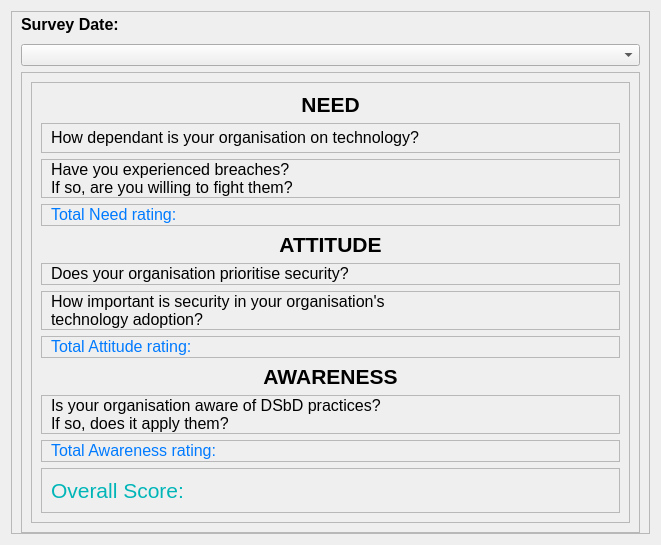
Old version of the form src/ui_design/scores.ui in the repository mikukula/SAT.
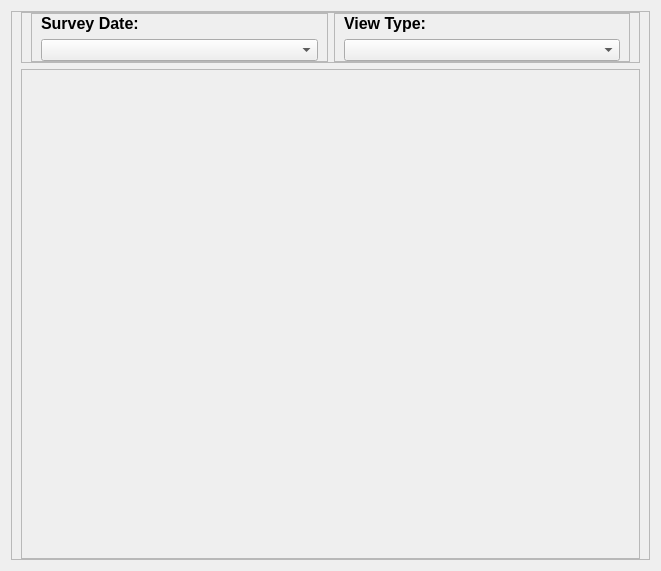
New version of the form.

Commit message: basic score graph functionality added

The edit to the form file:
```diff
--- a/src/ui_design/scores.ui
+++ b/src/ui_design/scores.ui
@@ -7,7 +7,7 @@
     <x>0</x>
     <y>0</y>
     <width>661</width>
-    <height>545</height>
+    <height>565</height>
    </rect>
   </property>
   <property name="windowTitle">
@@ -30,17 +30,87 @@
        <number>0</number>
       </property>
       <item>
-       <widget class="QLabel" name="label_13">
-        <property name="text">
-         <string>&lt;html&gt;&lt;head/&gt;&lt;body&gt;&lt;p&gt;&lt;span style=&quot; font-size:12pt; font-weight:600;&quot;&gt;Survey Date:&lt;/span&gt;&lt;/p&gt;&lt;/body&gt;&lt;/html&gt;</string>
+       <widget class="QFrame" name="menu_frame">
+        <property name="frameShape">
+         <enum>QFrame::StyledPanel</enum>
         </property>
+        <property name="frameShadow">
+         <enum>QFrame::Raised</enum>
+        </property>
+        <layout class="QHBoxLayout" name="horizontalLayout_11">
+         <property name="topMargin">
+          <number>0</number>
+         </property>
+         <property name="bottomMargin">
+          <number>0</number>
+         </property>
+         <item>
+          <widget class="QFrame" name="frame_14">
+           <property name="frameShape">
+            <enum>QFrame::StyledPanel</enum>
+           </property>
+           <property name="frameShadow">
+            <enum>QFrame::Raised</enum>
+           </property>
+           <layout class="QVBoxLayout" name="verticalLayout_2">
+            <property name="topMargin">
+             <number>0</number>
+            </property>
+            <property name="bottomMargin">
+             <number>0</number>
+            </property>
+            <item>
+             <widget class="QLabel" name="label_13">
+              <property name="text">
+               <string>&lt;html&gt;&lt;head/&gt;&lt;body&gt;&lt;p&gt;&lt;span style=&quot; font-size:12pt; font-weight:600;&quot;&gt;Survey Date:&lt;/span&gt;&lt;/p&gt;&lt;/body&gt;&lt;/html&gt;</string>
+              </property>
+             </widget>
+            </item>
+            <item>
+             <widget class="QComboBox" name="surveyBox"/>
+            </item>
+           </layout>
+          </widget>
+         </item>
+         <item>
+          <widget class="QFrame" name="frame_13">
+           <property name="frameShape">
+            <enum>QFrame::StyledPanel</enum>
+           </property>
+           <property name="frameShadow">
+            <enum>QFrame::Raised</enum>
+           </property>
+           <layout class="QVBoxLayout" name="verticalLayout_5">
+            <property name="topMargin">
+             <number>0</number>
+            </property>
+            <property name="bottomMargin">
+             <number>0</number>
+            </property>
+            <item>
+             <widget class="QLabel" name="label_14">
+              <property name="text">
+               <string>&lt;html&gt;&lt;head/&gt;&lt;body&gt;&lt;p&gt;&lt;span style=&quot; font-size:12pt; font-weight:600;&quot;&gt;View Type:&lt;/span&gt;&lt;/p&gt;&lt;/body&gt;&lt;/html&gt;</string>
+              </property>
+             </widget>
+            </item>
+            <item>
+             <widget class="QComboBox" name="typeBox"/>
+            </item>
+           </layout>
+          </widget>
+         </item>
+        </layout>
        </widget>
       </item>
       <item>
-       <widget class="QComboBox" name="surveyBox"/>
-      </item>
-      <item>
-       <widget class="QFrame" name="frame_3">
+       <widget class="QFrame" name="display_frame">
+        <property name="minimumSize">
+         <size>
+          <width>439</width>
+          <height>490</height>
+         </size>
+        </property>
         <property name="frameShape">
          <enum>QFrame::StyledPanel</enum>
         </property>
@@ -48,462 +118,12 @@
          <enum>QFrame::Raised</enum>
         </property>
         <layout class="QHBoxLayout" name="horizontalLayout_2">
-         <item>
-          <widget class="QFrame" name="frame">
-           <property name="frameShape">
-            <enum>QFrame::StyledPanel</enum>
-           </property>
-           <property name="frameShadow">
-            <enum>QFrame::Raised</enum>
-           </property>
-           <layout class="QVBoxLayout" name="verticalLayout">
-            <item>
-             <widget class="QLabel" name="label_5">
-              <property name="text">
-               <string>&lt;html&gt;&lt;head/&gt;&lt;body&gt;&lt;p align=&quot;center&quot;&gt;&lt;span style=&quot; font-size:16pt; font-weight:600;&quot;&gt;NEED&lt;/span&gt;&lt;/p&gt;&lt;/body&gt;&lt;/html&gt;</string>
-              </property>
-             </widget>
-            </item>
-            <item>
-             <widget class="QFrame" name="frame_4">
-              <property name="frameShape">
-               <enum>QFrame::StyledPanel</enum>
-              </property>
-              <property name="frameShadow">
-               <enum>QFrame::Raised</enum>
-              </property>
-              <layout class="QHBoxLayout" name="horizontalLayout">
-               <property name="topMargin">
-                <number>0</number>
-               </property>
-               <property name="bottomMargin">
-                <number>0</number>
-               </property>
-               <item>
-                <widget class="QLabel" name="label_2">
-                 <property name="text">
-                  <string>&lt;html&gt;&lt;head/&gt;&lt;body&gt;&lt;p&gt;&lt;span style=&quot; font-size:12pt;&quot;&gt;How dependant is your organisation on technology?&lt;/span&gt;&lt;/p&gt;&lt;/body&gt;&lt;/html&gt;</string>
-                 </property>
-                </widget>
-               </item>
-               <item>
-                <spacer name="horizontalSpacer">
-                 <property name="orientation">
-                  <enum>Qt::Horizontal</enum>
-                 </property>
-                 <property name="sizeHint" stdset="0">
-                  <size>
-                   <width>40</width>
-                   <height>20</height>
-                  </size>
-                 </property>
-                </spacer>
-               </item>
-               <item>
-                <widget class="QLabel" name="tdu_score">
-                 <property name="maximumSize">
-                  <size>
-                   <width>16777215</width>
-                   <height>16777215</height>
-                  </size>
-                 </property>
-                 <property name="text">
-                  <string>&lt;html&gt;&lt;head/&gt;&lt;body&gt;&lt;p&gt;&lt;br/&gt;&lt;/p&gt;&lt;/body&gt;&lt;/html&gt;</string>
-                 </property>
-                </widget>
-               </item>
-              </layout>
-             </widget>
-            </item>
-            <item>
-             <widget class="QFrame" name="frame_5">
-              <property name="frameShape">
-               <enum>QFrame::StyledPanel</enum>
-              </property>
-              <property name="frameShadow">
-               <enum>QFrame::Raised</enum>
-              </property>
-              <layout class="QHBoxLayout" name="horizontalLayout_3">
-               <property name="topMargin">
-                <number>0</number>
-               </property>
-               <property name="bottomMargin">
-                <number>0</number>
-               </property>
-               <item>
-                <widget class="QLabel" name="label">
-                 <property name="text">
-                  <string>&lt;html&gt;&lt;head/&gt;&lt;body&gt;&lt;p&gt;&lt;span style=&quot; font-size:12pt;&quot;&gt;Have you experienced breaches?&lt;br&gt;If so, are you willing to fight them?&lt;/span&gt;&lt;/p&gt;&lt;/body&gt;&lt;/html&gt;</string>
-                 </property>
-                </widget>
-               </item>
-               <item>
-                <spacer name="horizontalSpacer_2">
-                 <property name="orientation">
-                  <enum>Qt::Horizontal</enum>
-                 </property>
-                 <property name="sizeHint" stdset="0">
-                  <size>
-                   <width>40</width>
-                   <height>20</height>
-                  </size>
-                 </property>
-                </spacer>
-               </item>
-               <item>
-                <widget class="QLabel" name="iab_score">
-                 <property name="maximumSize">
-                  <size>
-                   <width>16777215</width>
-                   <height>16777215</height>
-                  </size>
-                 </property>
-                 <property name="text">
-                  <string>&lt;html&gt;&lt;head/&gt;&lt;body&gt;&lt;p&gt;&lt;br/&gt;&lt;/p&gt;&lt;/body&gt;&lt;/html&gt;</string>
-                 </property>
-                </widget>
-               </item>
-              </layout>
-             </widget>
-            </item>
-            <item>
-             <widget class="QFrame" name="frame_6">
-              <property name="frameShape">
-               <enum>QFrame::StyledPanel</enum>
-              </property>
-              <property name="frameShadow">
-               <enum>QFrame::Raised</enum>
-              </property>
-              <layout class="QHBoxLayout" name="horizontalLayout_4">
-               <property name="topMargin">
-                <number>0</number>
-               </property>
-               <property name="bottomMargin">
-                <number>0</number>
-               </property>
-               <item>
-                <widget class="QLabel" name="label_9">
-                 <property name="text">
-                  <string>&lt;html&gt;&lt;head/&gt;&lt;body&gt;&lt;p&gt;&lt;span style=&quot; font-size:12pt; font-weight:496; color:#007aff;&quot;&gt;Total Need rating:&lt;/span&gt;&lt;/p&gt;&lt;/body&gt;&lt;/html&gt;</string>
-                 </property>
-                </widget>
-               </item>
-               <item>
-                <spacer name="horizontalSpacer_3">
-                 <property name="orientation">
-                  <enum>Qt::Horizontal</enum>
-                 </property>
-                 <property name="sizeHint" stdset="0">
-                  <size>
-                   <width>40</width>
-                   <height>20</height>
-                  </size>
-                 </property>
-                </spacer>
-               </item>
-               <item>
-                <widget class="QLabel" name="need_score">
-                 <property name="maximumSize">
-                  <size>
-                   <width>16777215</width>
-                   <height>16777215</height>
-                  </size>
-                 </property>
-                 <property name="text">
-                  <string/>
-                 </property>
-                </widget>
-               </item>
-              </layout>
-             </widget>
-            </item>
-            <item>
-             <widget class="QLabel" name="label_6">
-              <property name="text">
-               <string>&lt;html&gt;&lt;head/&gt;&lt;body&gt;&lt;p align=&quot;center&quot;&gt;&lt;span style=&quot; font-size:16pt; font-weight:600;&quot;&gt;ATTITUDE&lt;/span&gt;&lt;/p&gt;&lt;/body&gt;&lt;/html&gt;</string>
-              </property>
-             </widget>
-            </item>
-            <item>
-             <widget class="QFrame" name="frame_7">
-              <property name="frameShape">
-               <enum>QFrame::StyledPanel</enum>
-              </property>
-              <property name="frameShadow">
-               <enum>QFrame::Raised</enum>
-              </property>
-              <layout class="QHBoxLayout" name="horizontalLayout_5">
-               <property name="topMargin">
-                <number>0</number>
-               </property>
-               <property name="bottomMargin">
-                <number>0</number>
-               </property>
-               <item>
-                <widget class="QLabel" name="label_3">
-                 <property name="text">
-                  <string>&lt;html&gt;&lt;head/&gt;&lt;body&gt;&lt;p&gt;&lt;span style=&quot; font-size:12pt;&quot;&gt;Does your organisation prioritise security?&lt;/span&gt;&lt;/p&gt;&lt;/body&gt;&lt;/html&gt;</string>
-                 </property>
-                </widget>
-               </item>
-               <item>
-                <spacer name="horizontalSpacer_4">
-                 <property name="orientation">
-                  <enum>Qt::Horizontal</enum>
-                 </property>
-                 <property name="sizeHint" stdset="0">
-                  <size>
-                   <width>40</width>
-                   <height>20</height>
-                  </size>
-                 </property>
-                </spacer>
-               </item>
-               <item>
-                <widget class="QLabel" name="spi_score">
-                 <property name="text">
-                  <string/>
-                 </property>
-                </widget>
-               </item>
-              </layout>
-             </widget>
-            </item>
-            <item>
-             <widget class="QFrame" name="frame_8">
-              <property name="frameShape">
-               <enum>QFrame::StyledPanel</enum>
-              </property>
-              <property name="frameShadow">
-               <enum>QFrame::Raised</enum>
-              </property>
-              <layout class="QHBoxLayout" name="horizontalLayout_6">
-               <property name="topMargin">
-                <number>0</number>
-               </property>
-               <property name="rightMargin">
-                <number>9</number>
-               </property>
-               <property name="bottomMargin">
-                <number>0</number>
-               </property>
-               <item>
-                <widget class="QLabel" name="label_4">
-                 <property name="text">
-                  <string>&lt;html&gt;&lt;head/&gt;&lt;body&gt;&lt;p&gt;&lt;span style=&quot; font-size:12pt;&quot;&gt;How important is security in your organisation's&lt;br&gt; technology adoption?&lt;/span&gt;&lt;/p&gt;&lt;/body&gt;&lt;/html&gt;</string>
-                 </property>
-                </widget>
-               </item>
-               <item>
-                <spacer name="horizontalSpacer_5">
-                 <property name="orientation">
-                  <enum>Qt::Horizontal</enum>
-                 </property>
-                 <property name="sizeType">
-                  <enum>QSizePolicy::Expanding</enum>
-                 </property>
-                 <property name="sizeHint" stdset="0">
-                  <size>
-                   <width>40</width>
-                   <height>20</height>
-                  </size>
-                 </property>
-                </spacer>
-               </item>
-               <item>
-                <widget class="QLabel" name="sta_score">
-                 <property name="text">
-                  <string/>
-                 </property>
-                </widget>
-               </item>
-              </layout>
-             </widget>
-            </item>
-            <item>
-             <widget class="QFrame" name="frame_9">
-              <property name="frameShape">
-               <enum>QFrame::StyledPanel</enum>
-              </property>
-              <property name="frameShadow">
-               <enum>QFrame::Raised</enum>
-              </property>
-              <layout class="QHBoxLayout" name="horizontalLayout_7">
-               <property name="topMargin">
-                <number>0</number>
-               </property>
-               <property name="bottomMargin">
-                <number>0</number>
-               </property>
-               <item>
-                <widget class="QLabel" name="label_10">
-                 <property name="text">
-                  <string>&lt;html&gt;&lt;head/&gt;&lt;body&gt;&lt;p&gt;&lt;span style=&quot; font-size:12pt; font-weight:496; color:#007aff;&quot;&gt;Total Attitude rating:&lt;/span&gt;&lt;/p&gt;&lt;/body&gt;&lt;/html&gt;</string>
-                 </property>
-                </widget>
-               </item>
-               <item>
-                <spacer name="horizontalSpacer_6">
-                 <property name="orientation">
-                  <enum>Qt::Horizontal</enum>
-                 </property>
-                 <property name="sizeHint" stdset="0">
-                  <size>
-                   <width>40</width>
-                   <height>20</height>
-                  </size>
-                 </property>
-                </spacer>
-               </item>
-               <item>
-                <widget class="QLabel" name="attitude_score">
-                 <property name="text">
-                  <string/>
-                 </property>
-                </widget>
-               </item>
-              </layout>
-             </widget>
-            </item>
-            <item>
-             <widget class="QLabel" name="label_7">
-              <property name="text">
-               <string>&lt;html&gt;&lt;head/&gt;&lt;body&gt;&lt;p align=&quot;center&quot;&gt;&lt;span style=&quot; font-size:16pt; font-weight:600;&quot;&gt;AWARENESS&lt;/span&gt;&lt;/p&gt;&lt;/body&gt;&lt;/html&gt;</string>
-              </property>
-             </widget>
-            </item>
-            <item>
-             <widget class="QFrame" name="frame_10">
-              <property name="frameShape">
-               <enum>QFrame::StyledPanel</enum>
-              </property>
-              <property name="frameShadow">
-               <enum>QFrame::Raised</enum>
-              </property>
-              <layout class="QHBoxLayout" name="horizontalLayout_8">
-               <property name="topMargin">
-                <number>0</number>
-               </property>
-               <property name="bottomMargin">
-                <number>0</number>
-               </property>
-               <item>
-                <widget class="QLabel" name="label_8">
-                 <property name="text">
-                  <string>&lt;html&gt;&lt;head/&gt;&lt;body&gt;&lt;p&gt;&lt;span style=&quot; font-size:12pt;&quot;&gt;Is your organisation aware of DSbD practices?&lt;br&gt;If so, does it apply them?&lt;/span&gt;&lt;/p&gt;&lt;/body&gt;&lt;/html&gt;</string>
-                 </property>
-                </widget>
-               </item>
-               <item>
-                <spacer name="horizontalSpacer_7">
-                 <property name="orientation">
-                  <enum>Qt::Horizontal</enum>
-                 </property>
-                 <property name="sizeHint" stdset="0">
-                  <size>
-                   <width>40</width>
-                   <height>20</height>
-                  </size>
-                 </property>
-                </spacer>
-               </item>
-               <item>
-                <widget class="QLabel" name="dsa_score">
-                 <property name="text">
-                  <string/>
-                 </property>
-                </widget>
-               </item>
-              </layout>
-             </widget>
-            </item>
-            <item>
-             <widget class="QFrame" name="frame_2">
-              <property name="frameShape">
-               <enum>QFrame::StyledPanel</enum>
-              </property>
-              <property name="frameShadow">
-               <enum>QFrame::Raised</enum>
-              </property>
-              <layout class="QHBoxLayout" name="horizontalLayout_9">
-               <property name="topMargin">
-                <number>0</number>
-               </property>
-               <property name="bottomMargin">
-                <number>0</number>
-               </property>
-               <item>
-                <widget class="QLabel" name="label_11">
-                 <property name="text">
-                  <string>&lt;html&gt;&lt;head/&gt;&lt;body&gt;&lt;p&gt;&lt;span style=&quot; font-size:12pt; font-weight:496; color:#007aff;&quot;&gt;Total Awareness rating:&lt;/span&gt;&lt;/p&gt;&lt;/body&gt;&lt;/html&gt;</string>
-                 </property>
-                </widget>
-               </item>
-               <item>
-                <spacer name="horizontalSpacer_8">
-                 <property name="orientation">
-                  <enum>Qt::Horizontal</enum>
-                 </property>
-                 <property name="sizeHint" stdset="0">
-                  <size>
-                   <width>40</width>
-                   <height>20</height>
-                  </size>
-                 </property>
-                </spacer>
-               </item>
-               <item>
-                <widget class="QLabel" name="awareness_score">
-                 <property name="text">
-                  <string/>
-                 </property>
-                </widget>
-               </item>
-              </layout>
-             </widget>
-            </item>
-            <item>
-             <widget class="QFrame" name="frame_11">
-              <property name="frameShape">
-               <enum>QFrame::StyledPanel</enum>
-              </property>
-              <property name="frameShadow">
-               <enum>QFrame::Raised</enum>
-              </property>
-              <layout class="QHBoxLayout" name="horizontalLayout_10">
-               <item>
-                <widget class="QLabel" name="label_12">
-                 <property name="text">
-                  <string>&lt;html&gt;&lt;head/&gt;&lt;body&gt;&lt;p&gt;&lt;span style=&quot; font-size:16pt; font-weight:496; color:#00b5b8;&quot;&gt;Overall Score:&lt;/span&gt;&lt;/p&gt;&lt;/body&gt;&lt;/html&gt;</string>
-                 </property>
-                </widget>
-               </item>
-               <item>
-                <spacer name="horizontalSpacer_9">
-                 <property name="orientation">
-                  <enum>Qt::Horizontal</enum>
-                 </property>
-                 <property name="sizeHint" stdset="0">
-                  <size>
-                   <width>40</width>
-                   <height>20</height>
-                  </size>
-                 </property>
-                </spacer>
-               </item>
-               <item>
-                <widget class="QLabel" name="overall_score">
-                 <property name="text">
-                  <string/>
-                 </property>
-                </widget>
-               </item>
-              </layout>
-             </widget>
-            </item>
-           </layout>
-          </widget>
-         </item>
+         <property name="topMargin">
+          <number>0</number>
+         </property>
+         <property name="bottomMargin">
+          <number>0</number>
+         </property>
         </layout>
        </widget>
       </item>
```
The commit also changes 2 other files.
